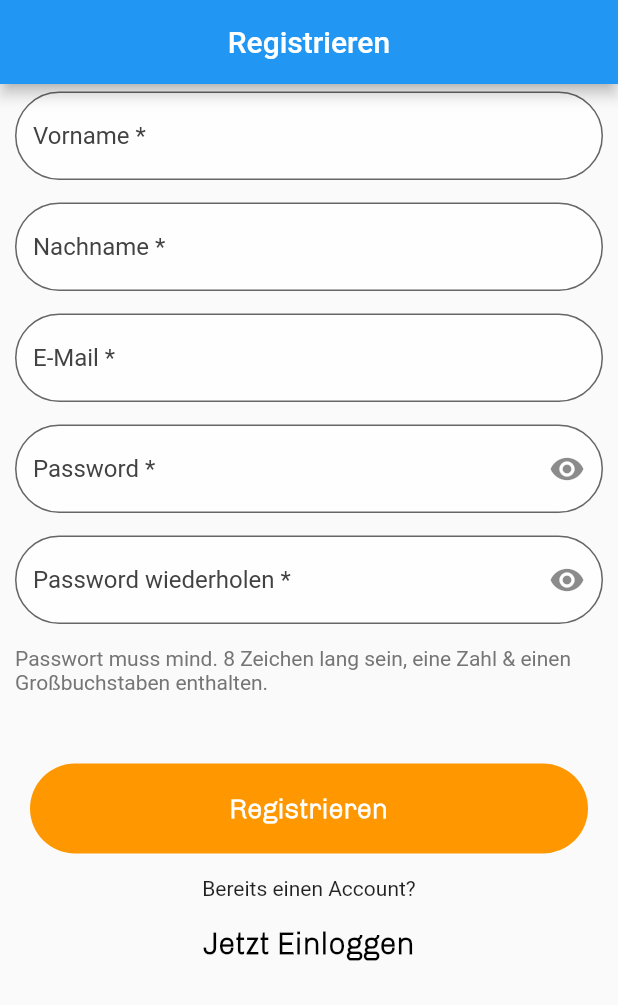
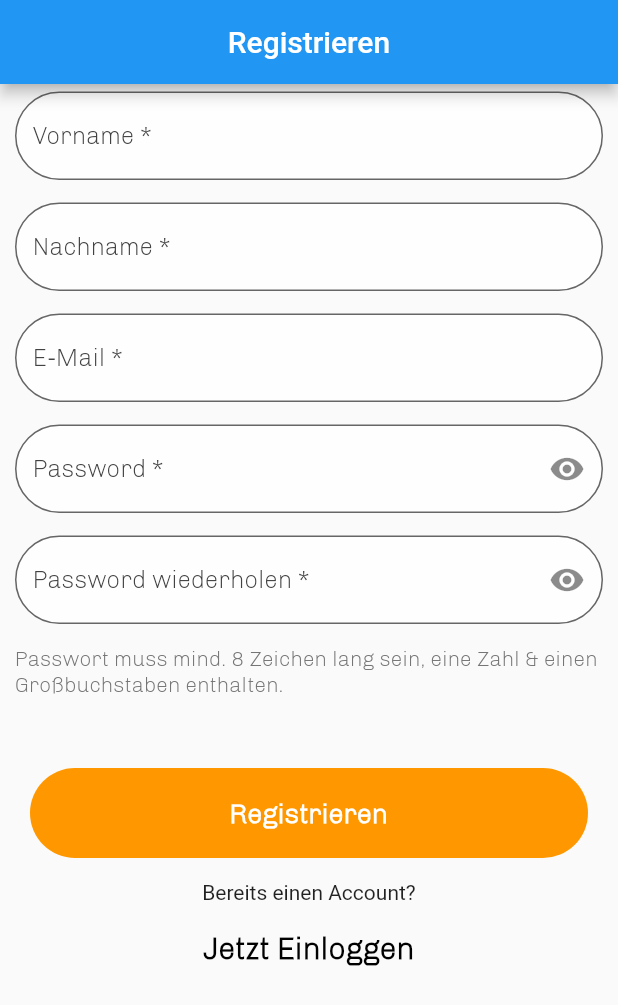
Before and after one commit to Wareload/SEP_Frontend, a Flutter app: the screen it shows after launch, after a tap on "Einloggen", after a tap on "Jetzt registrieren", on a phone screen of 412 x 824 dp. Shown: the top 1005 px of the screen. Run offline on Flutter 3.47's test engine with Material 2 defaults, Android fonts, the phone set to English and light mode, and no system bars; our stand-ins replace flutter_secure_storage; network calls fail.

Commit message:
changed to global settings

```diff
--- a/lib/screens/atem_uebung.dart
+++ b/lib/screens/atem_uebung.dart
@@ -85,9 +85,10 @@ class _AtemuebungState extends State<Atemuebung> {
       child: Text(
         text,
         style: const TextStyle(
+fontFamily: Settings.mainFont,
           fontSize: 20,
           color: Colors.black,
-          fontFamily: Settings.mainFont,
+
 fontWeight: FontWeight.bold,
         ),
       ),
@@ -109,7 +110,8 @@ fontWeight: FontWeight.bold,
             child: Center(
                 child: Text(
               second.toString(),
-              style: const TextStyle(fontSize: 50, fontFamily: Settings.mainFont,
+              style: const TextStyle(
+fontFamily: Settings.mainFont,fontSize: 50,
 fontWeight: FontWeight.bold),
             ))),
       ),
--- a/lib/screens/login.dart
+++ b/lib/screens/login.dart
@@ -25,7 +25,7 @@ class _LoginState extends State<Login> {
       child: Scaffold(
         resizeToAvoidBottomInset: false,
         appBar: AppBar(
-          title: Text("Anmelden"),
+          title: const Text("Anmelden"),
           centerTitle: true,
         ),
         body: LayoutBuilder(
@@ -57,7 +57,8 @@ class _LoginState extends State<Login> {
                         borderRadius: BorderRadius.circular(30.0),
                       ),
                       filled: true,
-                      hintStyle: TextStyle(color: Colors.grey[800]),
+                      hintStyle: TextStyle(
+fontFamily: Settings.mainFont,color: Colors.grey[800]),
                       hintText: "Password",
                       fillColor: Colors.white70,
                       suffixIcon: IconButton(
@@ -125,7 +126,8 @@ class _LoginState extends State<Login> {
       //padding: EdgeInsets.only(bottom: 30),
       child: Text(
         text,
-        style: TextStyle(color: Colors.black, fontFamily: Settings.mainFont,
+        style: const TextStyle(
+fontFamily: Settings.mainFont,color: Colors.black,
 fontWeight: FontWeight.bold, fontSize: 20),
       ),
       onPressed: func,
--- a/lib/screens/meditation_end.dart
+++ b/lib/screens/meditation_end.dart
@@ -91,9 +91,10 @@ class _MeditationEndState extends State<MeditationEnd> {
       child: Text(
         text,
         style: TextStyle(
+fontFamily: Settings.mainFont,
           fontSize: 20,
           color: Settings.white,
-          fontFamily: Settings.mainFont,
+
 fontWeight: FontWeight.bold,
         ),
       ),
--- a/lib/screens/meditation_info.dart
+++ b/lib/screens/meditation_info.dart
@@ -95,9 +95,10 @@ class _MeditationInfoState extends State<MeditationInfo> {
       child: Text(
         text,
         style: TextStyle(
+fontFamily: Settings.mainFont,
           fontSize: 20,
           color: Settings.white,
-          fontFamily: Settings.mainFont,
+
 fontWeight: FontWeight.bold,
         ),
       ),
--- a/lib/screens/meditation_start.dart
+++ b/lib/screens/meditation_start.dart
@@ -84,9 +84,10 @@ class _MeditationStartState extends State<MeditationStart> {
       child: Text(
         text,
         style: TextStyle(
+fontFamily: Settings.mainFont,
           fontSize: 20,
           color: Settings.white,
-          fontFamily: Settings.mainFont,
+
 fontWeight: FontWeight.bold,
         ),
       ),
--- a/lib/screens/profile_invitations.dart
+++ b/lib/screens/profile_invitations.dart
@@ -119,7 +119,8 @@ class _ProfileInvitationsState extends State<ProfileInvitations> {
     return Text(
       teamname,
       style: TextStyle(
-          fontFamily: Settings.mainFont,
+fontFamily: Settings.mainFont,
+
 fontWeight: FontWeight.bold, fontSize: 20, color: Colors.white),
     );
   }
--- a/lib/screens/register.dart
+++ b/lib/screens/register.dart
@@ -72,7 +72,8 @@ class _RegisterState extends State<Register> {
                             borderRadius: BorderRadius.circular(30.0),
                           ),
                           filled: true,
-                          hintStyle: TextStyle(color: Colors.grey[800]),
+                          hintStyle: TextStyle(
+fontFamily: Settings.mainFont,color: Colors.grey[800]),
                           hintText: "Password *",
                           fillColor: Colors.white70,
                           suffixIcon: IconButton(
@@ -102,7 +103,8 @@ class _RegisterState extends State<Register> {
                         decoration: InputDecoration(
                           border: OutlineInputBorder(borderRadius: BorderRadius.circular(30.0)),
                           filled: true,
-                          hintStyle: TextStyle(color: Colors.grey[800]),
+                          hintStyle: TextStyle(
+fontFamily: Settings.mainFont,color: Colors.grey[800]),
                           hintText: "Password wiederholen *",
                           fillColor: Colors.white70,
                           suffixIcon: IconButton(
@@ -126,7 +128,8 @@ class _RegisterState extends State<Register> {
                             padding: EdgeInsets.fromLTRB(10, 0, 10, 0),
                             child: Text(
                               "Passwort muss mind. 8 Zeichen lang sein, eine Zahl & einen Großbuchstaben enthalten.",
-                              style: TextStyle(color: Colors.grey[600]),
+                              style: TextStyle(
+fontFamily: Settings.mainFont,color: Colors.grey[600]),
                             ),
                           ),
                         ),
@@ -191,7 +194,8 @@ class _RegisterState extends State<Register> {
       //padding: EdgeInsets.only(bottom: 30),
       child: Text(
         text,
-        style: TextStyle(color: Colors.black, fontFamily: Settings.mainFont,
+        style: TextStyle(
+fontFamily: Settings.mainFont,color: Colors.black,
 fontWeight: FontWeight.bold, fontSize: 20),
       ),
       onPressed: func,
--- a/lib/screens/team_historie_singledate.dart
+++ b/lib/screens/team_historie_singledate.dart
@@ -129,7 +129,8 @@ class _HistorySingleDateState extends State<HistorySingleDate> {
     return Text(
       teamname,
       style: TextStyle(
-          fontFamily: Settings.mainFont,
+fontFamily: Settings.mainFont,
+
 fontWeight: FontWeight.bold, fontSize: 20, color: Colors.white),
     );
   }
@@ -138,7 +139,8 @@ fontWeight: FontWeight.bold, fontSize: 20, color: Colors.white),
     return Text(
       teamname,
       style: TextStyle(
-          fontFamily: Settings.mainFont,
+fontFamily: Settings.mainFont,
+
 fontWeight: FontWeight.normal, fontSize: 15, color: Colors.white),
     );
   }
--- a/lib/screens/team_invite.dart
+++ b/lib/screens/team_invite.dart
@@ -76,7 +76,8 @@ class _TeamInviteState extends State<TeamInvite> {
             alignment: Alignment.center,
             child: Text(
               btnText,
-              style: const TextStyle(fontSize: 18.0, fontFamily: Settings.mainFont,
+              style: const TextStyle(
+fontFamily: Settings.mainFont,fontSize: Settings.mainFontSize,
 fontWeight: FontWeight.bold, color: Settings.white),
             ),
           ),
--- a/lib/screens/team_overview.dart
+++ b/lib/screens/team_overview.dart
@@ -114,7 +114,8 @@ class _TeamOverviewState extends State<TeamOverview> {
                 onPressed: _onCreateTeam,
                 child: const Text(
                   '+',
-                  style: TextStyle(fontSize: 40),
+                  style: TextStyle(
+fontFamily: Settings.mainFont,fontSize: 40),
                 )),
           );
   }
@@ -181,8 +182,9 @@ class _TeamOverviewState extends State<TeamOverview> {
                 child: Text(
                   "${_invitations}",
                   style: TextStyle(
+fontFamily: Settings.mainFont,
                       color: Colors.pink,
-                      fontFamily: Settings.mainFont,
+
 fontWeight: FontWeight.bold,
                       fontSize: 22.0),
                 )),
--- a/lib/screens/team_teamcare.dart
+++ b/lib/screens/team_teamcare.dart
@@ -99,7 +99,8 @@ class _TeamCareState extends State<TeamCare> {
       child: Text(
         fullName,
         style: TextStyle(
-            fontSize: 26.0, fontFamily: Settings.mainFont,
+fontFamily: Settings.mainFont,
+            fontSize: 26.0,
 fontWeight: FontWeight.bold, color: Colors.black),
       ),
     );
@@ -166,7 +167,8 @@ fontWeight: FontWeight.bold, color: Colors.black),
       child: Text(
         btnText,
         style: TextStyle(
-            fontSize: 20.0, fontFamily: Settings.mainFont,
+fontFamily: Settings.mainFont,
+            fontSize: 20.0,
 fontWeight: FontWeight.bold, color: Colors.white),
       ),
     );
--- a/lib/widgets/settings.dart
+++ b/lib/widgets/settings.dart
@@ -6,6 +6,7 @@ class Settings {
   Settings._();
 
   static const mainFont = "Chivo";
+  static const mainFontSize = 18.0;
 
   //colors
   static const red = Colors.red;
```
Also changed, not shown: lib/screens/meditation_home.dart (+6 -3 lines), lib/screens/meditation_timer.dart (+7 -4 lines), lib/screens/mood_select.dart (+7 -4 lines), lib/screens/personal_statistik.dart (+6 -3 lines), lib/screens/team_create.dart (+8 -5 lines), lib/screens/team_historie.dart (+10 -5 lines), lib/screens/team_manage.dart (+15 -8 lines), lib/widgets/widgets.dart (+52 -28 lines).
